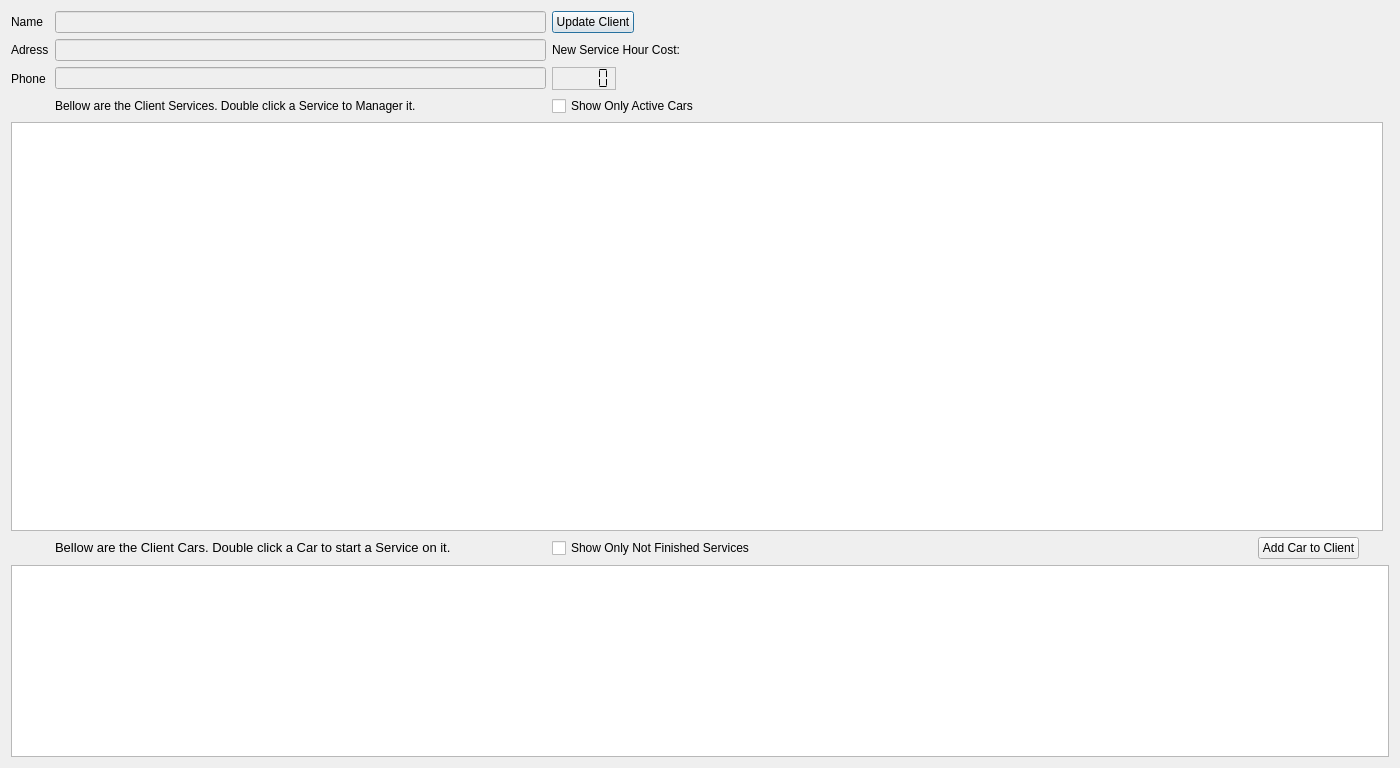
First picture: the form in Client_Services_History.ui, repository bedi1982/Oficina, before the edit.
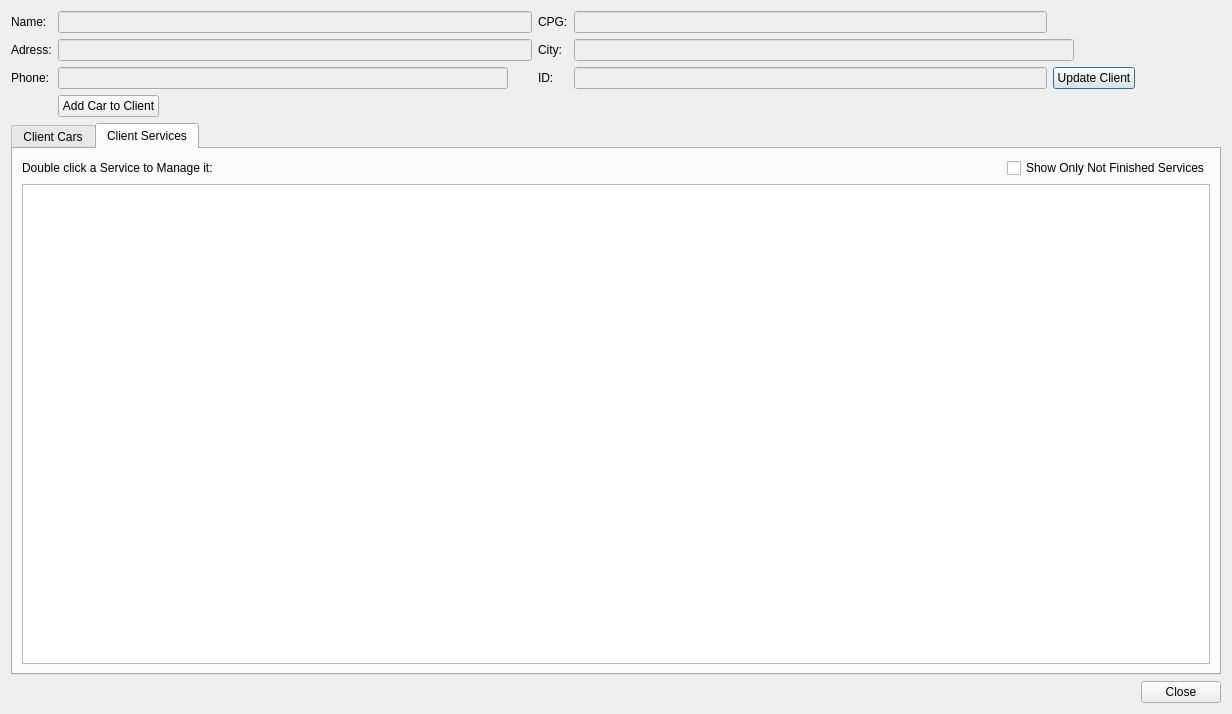
Second picture: the form after the edit. Icons and pictures are not drawn.

```diff
--- a/Client_Services_History.ui
+++ b/Client_Services_History.ui
@@ -6,8 +6,8 @@
    <rect>
     <x>0</x>
     <y>0</y>
-    <width>1400</width>
-    <height>768</height>
+    <width>1232</width>
+    <height>714</height>
    </rect>
   </property>
   <property name="windowTitle">
@@ -18,20 +18,14 @@
     <normaloff>:/emoticons/service.png</normaloff>:/emoticons/service.png</iconset>
   </property>
   <layout class="QGridLayout" name="gridLayout">
-   <item row="1" column="0">
+   <item row="0" column="0">
     <widget class="QLabel" name="lbl_Client_Name">
      <property name="sizePolicy">
-      <sizepolicy hsizetype="Minimum" vsizetype="Minimum">
+      <sizepolicy hsizetype="Preferred" vsizetype="Preferred">
        <horstretch>0</horstretch>
        <verstretch>0</verstretch>
       </sizepolicy>
      </property>
-     <property name="minimumSize">
-      <size>
-       <width>32</width>
-       <height>0</height>
-      </size>
-     </property>
      <property name="maximumSize">
       <size>
        <width>60</width>
@@ -39,79 +33,21 @@
       </size>
      </property>
      <property name="text">
-      <string>Name</string>
+      <string>Name:</string>
      </property>
     </widget>
    </item>
-   <item row="14" column="0">
-    <widget class="QLabel" name="label_Hint_Icon_2">
-     <property name="maximumSize">
-      <size>
-       <width>31</width>
-       <height>31</height>
-      </size>
-     </property>
-     <property name="text">
-      <string/>
-     </property>
-     <property name="pixmap">
-      <pixmap resource="images/images.qrc">:/emoticons/hint.png</pixmap>
-     </property>
-     <property name="scaledContents">
-      <bool>true</bool>
-     </property>
-    </widget>
-   </item>
-   <item row="2" column="2">
-    <widget class="QLabel" name="lbl_Service_Hour_Cost">
-     <property name="text">
-      <string>New Service Hour Cost:</string>
-     </property>
-    </widget>
-   </item>
-   <item row="9" column="0">
-    <widget class="QLabel" name="label_Hint_Icon">
-     <property name="maximumSize">
-      <size>
-       <width>31</width>
-       <height>31</height>
-      </size>
-     </property>
-     <property name="text">
-      <string/>
-     </property>
-     <property name="pixmap">
-      <pixmap resource="images/images.qrc">:/emoticons/hint.png</pixmap>
-     </property>
-     <property name="scaledContents">
-      <bool>true</bool>
-     </property>
-    </widget>
-   </item>
-   <item row="3" column="0">
-    <widget class="QLabel" name="lbl_Client_Phone">
-     <property name="sizePolicy">
-      <sizepolicy hsizetype="Minimum" vsizetype="Minimum">
-       <horstretch>0</horstretch>
-       <verstretch>0</verstretch>
-      </sizepolicy>
-     </property>
-     <property name="maximumSize">
-      <size>
-       <width>60</width>
-       <height>48</height>
-      </size>
-     </property>
-     <property name="text">
-      <string>Phone</string>
-     </property>
-    </widget>
-   </item>
-   <item row="1" column="1">
+   <item row="0" column="1">
     <widget class="QLineEdit" name="line_Name">
      <property name="enabled">
       <bool>false</bool>
      </property>
+     <property name="maximumSize">
+      <size>
+       <width>500</width>
+       <height>16777215</height>
+      </size>
+     </property>
      <property name="acceptDrops">
       <bool>false</bool>
      </property>
@@ -123,10 +59,58 @@
      </property>
     </widget>
    </item>
-   <item row="2" column="0">
+   <item row="0" column="2">
+    <widget class="QLabel" name="lbl_Client_CPf">
+     <property name="sizePolicy">
+      <sizepolicy hsizetype="Preferred" vsizetype="Preferred">
+       <horstretch>0</horstretch>
+       <verstretch>0</verstretch>
+      </sizepolicy>
+     </property>
+     <property name="maximumSize">
+      <size>
+       <width>60</width>
+       <height>48</height>
+      </size>
+     </property>
+     <property name="text">
+      <string>CPG:</string>
+     </property>
+    </widget>
+   </item>
+   <item row="1" column="0">
     <widget class="QLabel" name="lbl_Client_Address">
+     <property name="maximumSize">
+      <size>
+       <width>60</width>
+       <height>48</height>
+      </size>
+     </property>
+     <property name="text">
+      <string>Adress:</string>
+     </property>
+    </widget>
+   </item>
+   <item row="1" column="1">
+    <widget class="QLineEdit" name="line_Address">
+     <property name="enabled">
+      <bool>false</bool>
+     </property>
+     <property name="maximumSize">
+      <size>
+       <width>500</width>
+       <height>16777215</height>
+      </size>
+     </property>
+     <property name="maxLength">
+      <number>50</number>
+     </property>
+    </widget>
+   </item>
+   <item row="1" column="2">
+    <widget class="QLabel" name="lbl_Client_City">
      <property name="sizePolicy">
-      <sizepolicy hsizetype="Minimum" vsizetype="Minimum">
+      <sizepolicy hsizetype="Preferred" vsizetype="Preferred">
        <horstretch>0</horstretch>
        <verstretch>0</verstretch>
       </sizepolicy>
@@ -138,39 +122,114 @@
       </size>
      </property>
      <property name="text">
-      <string>Adress</string>
+      <string>City:</string>
      </property>
     </widget>
    </item>
-   <item row="9" column="2">
-    <widget class="QCheckBox" name="checkBox_2">
+   <item row="1" column="3" colspan="2">
+    <widget class="QLineEdit" name="line_City">
+     <property name="enabled">
+      <bool>false</bool>
+     </property>
+     <property name="maximumSize">
+      <size>
+       <width>500</width>
+       <height>16777215</height>
+      </size>
+     </property>
+     <property name="acceptDrops">
+      <bool>false</bool>
+     </property>
+     <property name="maxLength">
+      <number>40</number>
+     </property>
+     <property name="readOnly">
+      <bool>true</bool>
+     </property>
+    </widget>
+   </item>
+   <item row="2" column="0">
+    <widget class="QLabel" name="lbl_Client_Phone">
+     <property name="maximumSize">
+      <size>
+       <width>60</width>
+       <height>48</height>
+      </size>
+     </property>
      <property name="text">
-      <string>Show Only Active Cars</string>
+      <string>Phone:</string>
      </property>
     </widget>
    </item>
-   <item row="3" column="1">
+   <item row="2" column="1">
     <widget class="QLineEdit" name="line_Phone">
      <property name="enabled">
       <bool>false</bool>
      </property>
+     <property name="maximumSize">
+      <size>
+       <width>450</width>
+       <height>16777215</height>
+      </size>
+     </property>
      <property name="maxLength">
       <number>34</number>
      </property>
     </widget>
    </item>
-   <item row="1" column="2">
+   <item row="2" column="2">
+    <widget class="QLabel" name="lbl_Client_ID">
+     <property name="sizePolicy">
+      <sizepolicy hsizetype="Preferred" vsizetype="Preferred">
+       <horstretch>0</horstretch>
+       <verstretch>0</verstretch>
+      </sizepolicy>
+     </property>
+     <property name="maximumSize">
+      <size>
+       <width>60</width>
+       <height>48</height>
+      </size>
+     </property>
+     <property name="text">
+      <string>ID:</string>
+     </property>
+    </widget>
+   </item>
+   <item row="2" column="3">
+    <widget class="QLineEdit" name="line_ID">
+     <property name="enabled">
+      <bool>false</bool>
+     </property>
+     <property name="maximumSize">
+      <size>
+       <width>500</width>
+       <height>16777215</height>
+      </size>
+     </property>
+     <property name="acceptDrops">
+      <bool>false</bool>
+     </property>
+     <property name="maxLength">
+      <number>40</number>
+     </property>
+     <property name="readOnly">
+      <bool>true</bool>
+     </property>
+    </widget>
+   </item>
+   <item row="2" column="4">
     <widget class="QPushButton" name="btn_Update_Client">
      <property name="sizePolicy">
-      <sizepolicy hsizetype="Fixed" vsizetype="Ignored">
+      <sizepolicy hsizetype="Fixed" vsizetype="Fixed">
        <horstretch>0</horstretch>
        <verstretch>0</verstretch>
       </sizepolicy>
      </property>
-     <property name="minimumSize">
+     <property name="maximumSize">
       <size>
-       <width>0</width>
-       <height>0</height>
+       <width>16777215</width>
+       <height>32</height>
       </size>
      </property>
      <property name="layoutDirection">
@@ -191,71 +250,7 @@
      </property>
     </widget>
    </item>
-   <item row="3" column="2">
-    <widget class="QLCDNumber" name="lcd_Hour_Cost">
-     <property name="maximumSize">
-      <size>
-       <width>64</width>
-       <height>28</height>
-      </size>
-     </property>
-     <property name="frameShape">
-      <enum>QFrame::StyledPanel</enum>
-     </property>
-     <property name="frameShadow">
-      <enum>QFrame::Raised</enum>
-     </property>
-     <property name="segmentStyle">
-      <enum>QLCDNumber::Flat</enum>
-     </property>
-    </widget>
-   </item>
-   <item row="14" column="1" alignment="Qt::AlignVCenter">
-    <widget class="QLabel" name="lbl_Client_Services_History">
-     <property name="sizeIncrement">
-      <size>
-       <width>1</width>
-       <height>0</height>
-      </size>
-     </property>
-     <property name="font">
-      <font>
-       <pointsize>10</pointsize>
-      </font>
-     </property>
-     <property name="text">
-      <string>Bellow are the Client Cars. Double click a Car to start a Service on it.</string>
-     </property>
-     <property name="alignment">
-      <set>Qt::AlignBottom|Qt::AlignLeading|Qt::AlignLeft</set>
-     </property>
-    </widget>
-   </item>
-   <item row="9" column="1">
-    <widget class="QLabel" name="label">
-     <property name="text">
-      <string>Bellow are the Client Services. Double click a Service to Manager it.</string>
-     </property>
-    </widget>
-   </item>
-   <item row="14" column="2">
-    <widget class="QCheckBox" name="checkBox">
-     <property name="text">
-      <string>Show Only Not Finished Services</string>
-     </property>
-    </widget>
-   </item>
-   <item row="2" column="1">
-    <widget class="QLineEdit" name="line_Address">
-     <property name="enabled">
-      <bool>false</bool>
-     </property>
-     <property name="maxLength">
-      <number>50</number>
-     </property>
-    </widget>
-   </item>
-   <item row="14" column="4">
+   <item row="3" column="1">
     <widget class="QPushButton" name="btn_Add_Car_To_Client">
      <property name="sizePolicy">
       <sizepolicy hsizetype="Fixed" vsizetype="Fixed">
@@ -263,6 +258,12 @@
        <verstretch>0</verstretch>
       </sizepolicy>
      </property>
+     <property name="maximumSize">
+      <size>
+       <width>16777215</width>
+       <height>32</height>
+      </size>
+     </property>
      <property name="text">
       <string>Add Car to Client</string>
      </property>
@@ -278,53 +279,134 @@
      </property>
     </widget>
    </item>
-   <item row="9" column="3">
-    <spacer name="horizontalSpacer">
-     <property name="orientation">
-      <enum>Qt::Horizontal</enum>
+   <item row="4" column="0" colspan="6">
+    <widget class="QTabWidget" name="tabWidget">
+     <property name="currentIndex">
+      <number>1</number>
      </property>
-     <property name="sizeHint" stdset="0">
-      <size>
-       <width>40</width>
-       <height>20</height>
-      </size>
-     </property>
-    </spacer>
-   </item>
-   <item row="10" column="0" colspan="9">
-    <widget class="QTableView" name="tbl_Client_Services">
-     <property name="toolTip">
-      <string/>
-     </property>
-     <property name="editTriggers">
-      <set>QAbstractItemView::NoEditTriggers</set>
-     </property>
-     <property name="sortingEnabled">
-      <bool>true</bool>
-     </property>
+     <widget class="QWidget" name="tab_Cars">
+      <attribute name="title">
+       <string>Client Cars</string>
+      </attribute>
+      <layout class="QGridLayout" name="gridLayout_3">
+       <item row="1" column="0" colspan="5">
+        <widget class="QTableView" name="tbl_Client_Cars">
+         <property name="toolTip">
+          <string>Double click here to generate a new Service Order.</string>
+         </property>
+         <property name="editTriggers">
+          <set>QAbstractItemView::NoEditTriggers</set>
+         </property>
+         <property name="sortingEnabled">
+          <bool>true</bool>
+         </property>
+        </widget>
+       </item>
+       <item row="0" column="0">
+        <widget class="QLabel" name="lbl_Client_Services_History">
+         <property name="sizePolicy">
+          <sizepolicy hsizetype="Fixed" vsizetype="Preferred">
+           <horstretch>0</horstretch>
+           <verstretch>0</verstretch>
+          </sizepolicy>
+         </property>
+         <property name="sizeIncrement">
+          <size>
+           <width>1</width>
+           <height>0</height>
+          </size>
+         </property>
+         <property name="font">
+          <font>
+           <pointsize>10</pointsize>
+          </font>
+         </property>
+         <property name="text">
+          <string>Double click a Car to start a Service on it:</string>
+         </property>
+         <property name="alignment">
+          <set>Qt::AlignBottom|Qt::AlignLeading|Qt::AlignLeft</set>
+         </property>
+        </widget>
+       </item>
+      </layout>
+     </widget>
+     <widget class="QWidget" name="tab_Services">
+      <attribute name="title">
+       <string>Client Services</string>
+      </attribute>
+      <layout class="QGridLayout" name="gridLayout_2">
+       <item row="1" column="0" colspan="3">
+        <widget class="QTableView" name="tbl_Client_Services">
+         <property name="toolTip">
+          <string/>
+         </property>
+         <property name="editTriggers">
+          <set>QAbstractItemView::NoEditTriggers</set>
+         </property>
+        </widget>
+       </item>
+       <item row="0" column="0">
+        <widget class="QLabel" name="lbl_Double_click_To_Manage">
+         <property name="sizePolicy">
+          <sizepolicy hsizetype="Fixed" vsizetype="Preferred">
+           <horstretch>0</horstretch>
+           <verstretch>0</verstretch>
+          </sizepolicy>
+         </property>
+         <property name="text">
+          <string>Double click a Service to Manage it:</string>
+         </property>
+        </widget>
+       </item>
+       <item row="0" column="2">
+        <widget class="QCheckBox" name="checkBox">
+         <property name="sizePolicy">
+          <sizepolicy hsizetype="Fixed" vsizetype="Fixed">
+           <horstretch>0</horstretch>
+           <verstretch>0</verstretch>
+          </sizepolicy>
+         </property>
+         <property name="text">
+          <string>Show Only Not Finished Services</string>
+         </property>
+        </widget>
+       </item>
+      </layout>
+     </widget>
     </widget>
    </item>
-   <item row="15" column="0" colspan="10">
-    <widget class="QTableView" name="tbl_Client_Cars">
+   <item row="5" column="5">
+    <widget class="QPushButton" name="pushButton">
      <property name="sizePolicy">
-      <sizepolicy hsizetype="Expanding" vsizetype="Fixed">
+      <sizepolicy hsizetype="Fixed" vsizetype="Fixed">
        <horstretch>0</horstretch>
        <verstretch>0</verstretch>
       </sizepolicy>
      </property>
+     <property name="text">
+      <string>Close</string>
+     </property>
+    </widget>
+   </item>
+   <item row="0" column="3">
+    <widget class="QLineEdit" name="line_CPG">
+     <property name="enabled">
+      <bool>false</bool>
+     </property>
      <property name="maximumSize">
       <size>
-       <width>16777215</width>
-       <height>300</height>
+       <width>500</width>
+       <height>16777215</height>
       </size>
      </property>
-     <property name="toolTip">
-      <string>Double click here to generate a new Service Order.</string>
+     <property name="acceptDrops">
+      <bool>false</bool>
      </property>
-     <property name="editTriggers">
-      <set>QAbstractItemView::NoEditTriggers</set>
+     <property name="maxLength">
+      <number>40</number>
      </property>
-     <property name="sortingEnabled">
+     <property name="readOnly">
       <bool>true</bool>
      </property>
     </widget>
```
